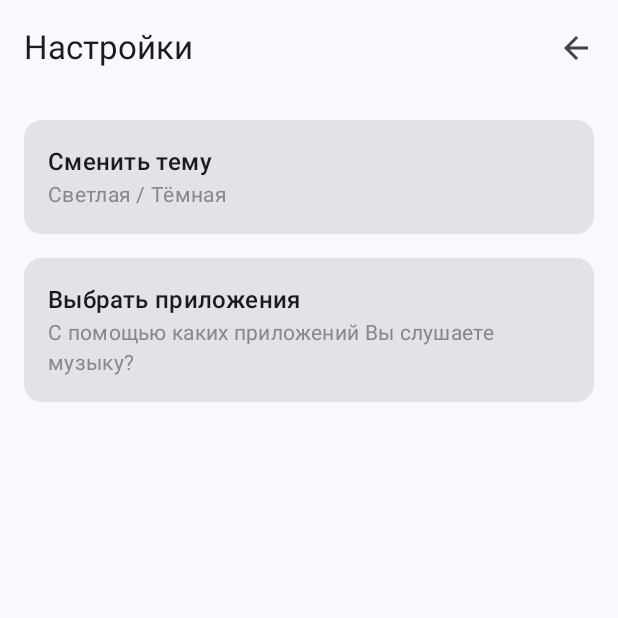
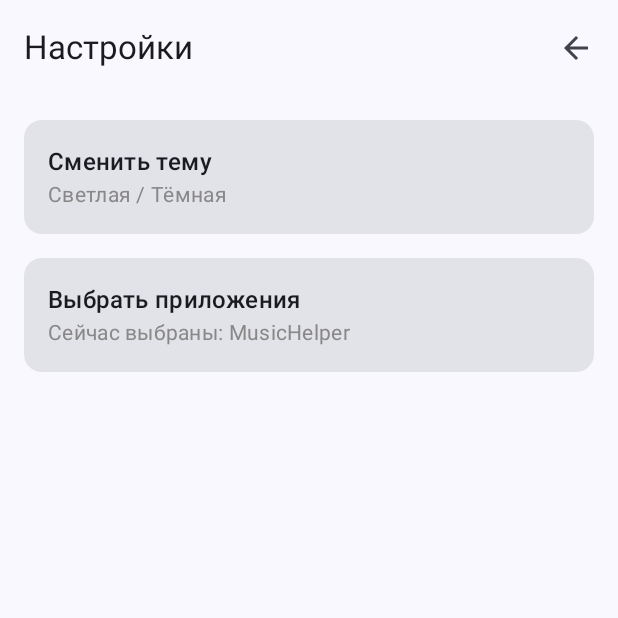
Before and after one commit to RomanMeringueTie/MusicHelperAI, an Android app built with Jetpack Compose: the SettingsScreen screen opened through its navigation route, on a phone screen of 412 x 824 dp, the top half of it. Run offline under Robolectric (Android 15) with nearby library versions, the phone set to English and light mode, and no system bars.

Commit message:
Add pickedApps to settings screen

```diff
--- a/app/src/main/java/com/example/maps/data/repository/ListensRepository.kt
+++ b/app/src/main/java/com/example/maps/data/repository/ListensRepository.kt
@@ -5,7 +5,7 @@ import com.example.maps.data.model.ListenFull
 interface ListensRepository {
     suspend fun getAll(): List<ListenFull>
 
-    suspend fun insert(listen: ListenFull)
+    suspend fun insert(listenFull: ListenFull)
 
-    suspend fun delete(listen: ListenFull)
+    suspend fun delete(listenFull: ListenFull)
 }
--- a/app/src/main/java/com/example/maps/di/AppModule.kt
+++ b/app/src/main/java/com/example/maps/di/AppModule.kt
@@ -23,6 +23,7 @@ import com.example.maps.presentation.AnalysisViewModel
 import com.example.maps.presentation.ListensListViewModel
 import com.example.maps.presentation.MainViewModel
 import com.example.maps.presentation.PickAppsViewModel
+import com.example.maps.presentation.SettingsViewModel
 import org.koin.android.ext.koin.androidContext
 import org.koin.core.module.dsl.bind
 import org.koin.core.module.dsl.singleOf
@@ -71,6 +72,7 @@ val appModule = module {
     singleOf(::GetPermissionUseCaseImpl) { bind<GetPermissionUseCase>() }
     singleOf(::GetPickedAppsUseCaseImpl) { bind<GetPickedAppsUseCase>() }
     viewModelOf(::MainViewModel)
+    viewModelOf(::SettingsViewModel)
     viewModelOf(::PickAppsViewModel)
     viewModel { (listens: String) -> AnalysisViewModel(listens, get()) }
 }
--- a/app/src/main/java/com/example/maps/domain/GetListensReviewUseCaseImpl.kt
+++ b/app/src/main/java/com/example/maps/domain/GetListensReviewUseCaseImpl.kt
@@ -14,15 +14,15 @@ class GetListensReviewUseCaseImpl() : GetListensReviewUseCase {
             val traitsPrompt =
                 "Проанализируй список песен $listens, обращаясь на Вы напиши," +
                         "какими личными чертами обладает человек, слушающий данные композиции," +
-                        "не пиши введение, сразу ответ, лимит - 50 слов"
+                        "не пиши введение, сразу ответ"
             val tastePrompt =
                 "Проанализируй список песен $listens, обращаясь на Вы напиши," +
                         "каким музыкальным вкусом обладает человек, слушающий данные композиции," +
-                        "не пиши введение, сразу ответ, лимит - 50 слов"
+                        "не пиши введение, сразу ответ"
             val recommendationsPrompt =
                 "Проанализируй список песен $listens, обращаясь на Вы напиши," +
                         "каких исполнителей ты бы прекомендовал человеку, слушающему данные композиции," +
-                        "не пиши введение, сразу ответ, лимит - 50 слов"
+                        "не пиши введение, сразу ответ"
 
             val traits =
                 model.generateContent(traitsPrompt).text?.replace("*", "")
--- /dev/null
+++ b/app/src/main/java/com/example/maps/presentation/SettingsViewModel.kt
@@ -0,0 +1,31 @@
+package com.example.maps.presentation
+
+import androidx.lifecycle.ViewModel
+import androidx.lifecycle.viewModelScope
+import com.example.maps.data.model.AppInfo
+import com.example.maps.domain.GetInstalledAppsUseCase
+import kotlinx.coroutines.Dispatchers
+import kotlinx.coroutines.flow.MutableStateFlow
+import kotlinx.coroutines.flow.asStateFlow
+import kotlinx.coroutines.launch
+import kotlinx.coroutines.withContext
+
+class SettingsViewModel(private val getInstalledAppsUseCase: GetInstalledAppsUseCase) :
+    ViewModel() {
+    private val _state: MutableStateFlow<State<List<AppInfo>>> = MutableStateFlow(State.Loading)
+    val state = _state.asStateFlow()
+
+    init {
+        viewModelScope.launch {
+            val result = withContext(Dispatchers.IO) { getInstalledAppsUseCase() }
+            result.fold(
+                onSuccess = {
+                    _state.value = State.Content(it.filter { it.isPicked == true })
+                },
+                onFailure = {
+                    _state.value = State.Failure(it.message ?: "Что-то пошло не так...")
+                }
+            )
+        }
+    }
+}
--- a/app/src/main/java/com/example/maps/ui/ListensListScreen.kt
+++ b/app/src/main/java/com/example/maps/ui/ListensListScreen.kt
@@ -99,7 +99,10 @@ fun ListensListScreenImpl(
                         .padding(8.dp),
                     contentAlignment = Alignment.Center
                 ) {
-                    ElevatedButton(onClick = { onClick(state.data.toString()) }) {
+                    ElevatedButton(onClick = {
+                        onClick(state.data.joinToString { "${it.artist} - ${it.title}" })
+                    })
+                    {
                         Text(
                             text = stringResource(R.string.analysis),
                             modifier = Modifier.padding(8.dp)
--- a/app/src/main/java/com/example/maps/ui/MainScreen.kt
+++ b/app/src/main/java/com/example/maps/ui/MainScreen.kt
@@ -75,7 +75,8 @@ fun MainScreen(modifier: Modifier, viewModel: MainViewModel) {
                                 .padding(innerPadding),
                             onThemeChange = viewModel::changeTheme,
                             onRouteToPickApps = { navController.navigate("PICK_APPS") },
-                            onBack = navController::navigateUp
+                            onBack = navController::navigateUp,
+                            viewModel = koinViewModel(),
                         )
                     }
                 }
--- a/app/src/main/java/com/example/maps/ui/SettingsScreen.kt
+++ b/app/src/main/java/com/example/maps/ui/SettingsScreen.kt
@@ -18,11 +18,15 @@ import androidx.compose.material3.Scaffold
 import androidx.compose.material3.Text
 import androidx.compose.material3.TopAppBar
 import androidx.compose.runtime.Composable
+import androidx.compose.runtime.collectAsState
 import androidx.compose.ui.Modifier
 import androidx.compose.ui.graphics.Color
 import androidx.compose.ui.res.stringResource
 import androidx.compose.ui.unit.dp
 import com.example.maps.R
+import com.example.maps.data.model.AppInfo
+import com.example.maps.presentation.SettingsViewModel
+import com.example.maps.presentation.State
 
 @OptIn(ExperimentalMaterial3Api::class)
 @Composable
@@ -31,6 +35,28 @@ fun SettingsScreen(
     onThemeChange: () -> Unit,
     onRouteToPickApps: () -> Unit,
     onBack: () -> Unit,
+    viewModel: SettingsViewModel,
+) {
+
+    val state = viewModel.state.collectAsState()
+
+    SettingsScreenImpl(
+        modifier = modifier,
+        onThemeChange = onThemeChange,
+        onRouteToPickApps = onRouteToPickApps,
+        onBack = onBack,
+        state = state.value
+    )
+}
+
+@OptIn(ExperimentalMaterial3Api::class)
+@Composable
+fun SettingsScreenImpl(
+    modifier: Modifier = Modifier,
+    onThemeChange: () -> Unit,
+    onRouteToPickApps: () -> Unit,
+    onBack: () -> Unit,
+    state: State<List<AppInfo>>,
 ) {
     Scaffold(
         topBar = {
@@ -84,11 +110,17 @@ fun SettingsScreen(
                         text = stringResource(R.string.pick_app),
                         style = MaterialTheme.typography.titleMedium
                     )
-                    Text(
-                        text = stringResource(R.string.which_apps_to_use),
-                        style = MaterialTheme.typography.bodyMedium,
-                        color = Color.Gray
-                    )
+                    when (state) {
+                        is State.Content -> {
+                            val pickedApps =
+                                state.data.joinToString(separator = ", ") { app -> app.appName }
+                            Text(
+                                text = "Сейчас выбраны: $pickedApps",
+                                style = MaterialTheme.typography.bodyMedium,
+                                color = Color.Gray
+                            )
+                        }
+                    }
                 }
             }
         }
```
Also changed, not shown: app/src/main/java/com/example/maps/data/repository/ListensRepositoryImpl.kt (+5 -5 lines), app/src/main/java/com/example/maps/ui/AnalysisScreen.kt (+10 -4 lines).
